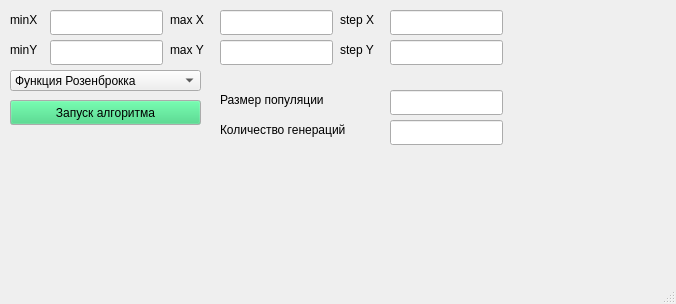
Old version of the form viev/windows/subwindow_genetic_algorithm.ui in the repository usernameisavailablee/optimization.
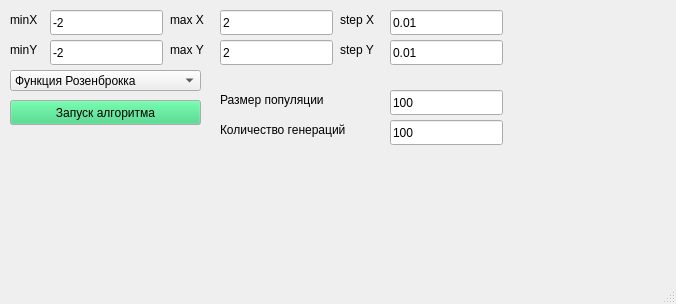
New version of the form.

The edit to the form file:
```diff
--- a/viev/windows/subwindow_genetic_algorithm.ui
+++ b/viev/windows/subwindow_genetic_algorithm.ui
@@ -23,6 +23,9 @@
       <height>25</height>
      </rect>
     </property>
+    <property name="text">
+     <string>-2</string>
+    </property>
    </widget>
    <widget class="QLineEdit" name="y_min">
     <property name="geometry">
@@ -33,6 +36,9 @@
       <height>25</height>
      </rect>
     </property>
+    <property name="text">
+     <string>-2</string>
+    </property>
    </widget>
    <widget class="QLabel" name="label">
     <property name="geometry">
@@ -181,6 +187,9 @@
       <height>25</height>
      </rect>
     </property>
+    <property name="text">
+     <string>100</string>
+    </property>
    </widget>
    <widget class="QLineEdit" name="generations">
     <property name="geometry">
@@ -191,6 +200,9 @@
       <height>25</height>
      </rect>
     </property>
+    <property name="text">
+     <string>100</string>
+    </property>
    </widget>
    <widget class="QLabel" name="label_4">
     <property name="geometry">
@@ -227,6 +239,9 @@
       <height>25</height>
      </rect>
     </property>
+    <property name="text">
+     <string>2</string>
+    </property>
    </widget>
    <widget class="QLineEdit" name="x_max">
     <property name="geometry">
@@ -237,6 +252,9 @@
       <height>25</height>
      </rect>
     </property>
+    <property name="text">
+     <string>2</string>
+    </property>
    </widget>
    <widget class="QLabel" name="label_3">
     <property name="geometry">
@@ -273,6 +291,9 @@
       <height>25</height>
      </rect>
     </property>
+    <property name="text">
+     <string>0.01</string>
+    </property>
    </widget>
    <widget class="QLineEdit" name="x_step">
     <property name="geometry">
@@ -283,6 +304,9 @@
       <height>25</height>
      </rect>
     </property>
+    <property name="text">
+     <string>0.01</string>
+    </property>
    </widget>
    <widget class="QLabel" name="label_8">
     <property name="geometry">
```
